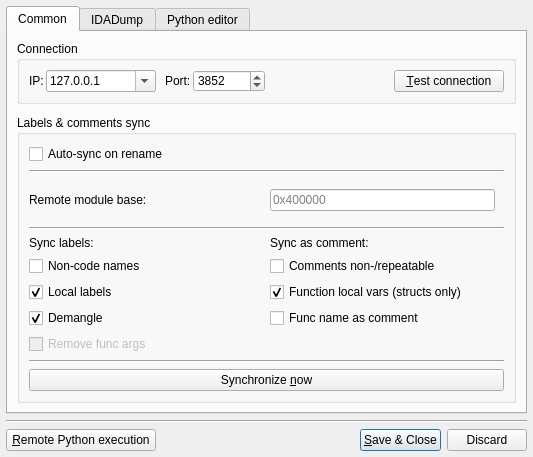
Qt form labeless_ida/ui/settingsdialog.ui (a1ext/labeless) before a commit.
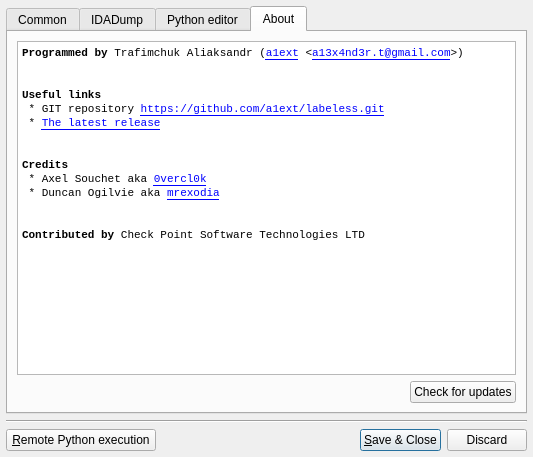
The same form after that commit. The open tabs and pages were chosen to show the change. Icons and pictures are not drawn. Custom widgets are drawn as their Qt base class.

Commit message: [IDA] Fixed issue #18 (hanging on shutdown) [IDA] About page. Check for updates button added.

```diff
--- a/labeless_ida/ui/settingsdialog.ui
+++ b/labeless_ida/ui/settingsdialog.ui
@@ -6,7 +6,7 @@
    <rect>
     <x>0</x>
     <y>0</y>
-    <width>480</width>
+    <width>485</width>
     <height>441</height>
    </rect>
   </property>
@@ -788,6 +788,73 @@
        </item>
       </layout>
      </widget>
+     <widget class="QWidget" name="tabAbout">
+      <attribute name="title">
+       <string>About</string>
+      </attribute>
+      <layout class="QVBoxLayout" name="verticalLayout_9">
+       <item>
+        <widget class="QTextBrowser" name="textBrowser">
+         <property name="font">
+          <font>
+           <family>Consolas</family>
+           <pointsize>8</pointsize>
+          </font>
+         </property>
+         <property name="html">
+          <string>&lt;!DOCTYPE HTML PUBLIC &quot;-//W3C//DTD HTML 4.0//EN&quot; &quot;http://www.w3.org/TR/REC-html40/strict.dtd&quot;&gt;
+&lt;html&gt;&lt;head&gt;&lt;meta name=&quot;qrichtext&quot; content=&quot;1&quot; /&gt;&lt;style type=&quot;text/css&quot;&gt;
+p, li { white-space: pre-wrap; }
+&lt;/style&gt;&lt;/head&gt;&lt;body style=&quot; font-family:'Consolas'; font-size:8pt; font-weight:400; font-style:normal;&quot;&gt;
+&lt;p style=&quot; margin-top:0px; margin-bottom:0px; margin-left:0px; margin-right:0px; -qt-block-indent:0; text-indent:0px;&quot;&gt;&lt;span style=&quot; font-weight:600;&quot;&gt;Programmed by&lt;/span&gt; Trafimchuk Aliaksandr (&lt;a href=&quot;https://github.com/a1ext&quot;&gt;&lt;span style=&quot; text-decoration: underline; color:#0000ff;&quot;&gt;a1ext&lt;/span&gt;&lt;/a&gt; &amp;lt;&lt;a href=&quot;mailto:a13x4nd3r.t@gmail.com&quot;&gt;&lt;span style=&quot; text-decoration: underline; color:#0000ff;&quot;&gt;a13x4nd3r.t@gmail.com&lt;/span&gt;&lt;/a&gt;&amp;gt;)&lt;/p&gt;
+&lt;p style=&quot;-qt-paragraph-type:empty; margin-top:0px; margin-bottom:0px; margin-left:0px; margin-right:0px; -qt-block-indent:0; text-indent:0px;&quot;&gt;&lt;br /&gt;&lt;/p&gt;
+&lt;p style=&quot;-qt-paragraph-type:empty; margin-top:0px; margin-bottom:0px; margin-left:0px; margin-right:0px; -qt-block-indent:0; text-indent:0px;&quot;&gt;&lt;br /&gt;&lt;/p&gt;
+&lt;p style=&quot; margin-top:0px; margin-bottom:0px; margin-left:0px; margin-right:0px; -qt-block-indent:0; text-indent:0px;&quot;&gt;&lt;span style=&quot; font-weight:600;&quot;&gt;Useful links&lt;/span&gt;&lt;/p&gt;
+&lt;p style=&quot; margin-top:0px; margin-bottom:0px; margin-left:0px; margin-right:0px; -qt-block-indent:0; text-indent:0px;&quot;&gt; * GIT repository &lt;a href=&quot;https://github.com/a1ext/labeless.git&quot;&gt;&lt;span style=&quot; text-decoration: underline; color:#0000ff;&quot;&gt;https://github.com/a1ext/labeless.git&lt;/span&gt;&lt;/a&gt;&lt;/p&gt;
+&lt;p style=&quot; margin-top:0px; margin-bottom:0px; margin-left:0px; margin-right:0px; -qt-block-indent:0; text-indent:0px;&quot;&gt; * &lt;a href=&quot;https://github.com/a1ext/labeless/releases/latest&quot;&gt;&lt;span style=&quot; text-decoration: underline; color:#0000ff;&quot;&gt;The latest release&lt;/span&gt;&lt;/a&gt;&lt;/p&gt;
+&lt;p style=&quot;-qt-paragraph-type:empty; margin-top:0px; margin-bottom:0px; margin-left:0px; margin-right:0px; -qt-block-indent:0; text-indent:0px; text-decoration: underline; color:#0000ff;&quot;&gt;&lt;br /&gt;&lt;/p&gt;
+&lt;p style=&quot;-qt-paragraph-type:empty; margin-top:0px; margin-bottom:0px; margin-left:0px; margin-right:0px; -qt-block-indent:0; text-indent:0px;&quot;&gt;&lt;br /&gt;&lt;/p&gt;
+&lt;p style=&quot; margin-top:0px; margin-bottom:0px; margin-left:0px; margin-right:0px; -qt-block-indent:0; text-indent:0px;&quot;&gt;&lt;span style=&quot; font-weight:600;&quot;&gt;Credits&lt;/span&gt;&lt;/p&gt;
+&lt;p style=&quot; margin-top:0px; margin-bottom:0px; margin-left:0px; margin-right:0px; -qt-block-indent:0; text-indent:0px;&quot;&gt; * Axel Souchet aka &lt;a href=&quot;https://github.com/0vercl0k&quot;&gt;&lt;span style=&quot; text-decoration: underline; color:#0000ff;&quot;&gt;0vercl0k&lt;/span&gt;&lt;/a&gt;&lt;/p&gt;
+&lt;p style=&quot; margin-top:0px; margin-bottom:0px; margin-left:0px; margin-right:0px; -qt-block-indent:0; text-indent:0px;&quot;&gt; * Duncan Ogilvie aka &lt;a href=&quot;https://github.com/mrexodia&quot;&gt;&lt;span style=&quot; text-decoration: underline; color:#0000ff;&quot;&gt;mrexodia&lt;/span&gt;&lt;/a&gt;&lt;/p&gt;
+&lt;p style=&quot;-qt-paragraph-type:empty; margin-top:0px; margin-bottom:0px; margin-left:0px; margin-right:0px; -qt-block-indent:0; text-indent:0px;&quot;&gt;&lt;br /&gt;&lt;/p&gt;
+&lt;p style=&quot;-qt-paragraph-type:empty; margin-top:0px; margin-bottom:0px; margin-left:0px; margin-right:0px; -qt-block-indent:0; text-indent:0px;&quot;&gt;&lt;br /&gt;&lt;/p&gt;
+&lt;p style=&quot; margin-top:0px; margin-bottom:0px; margin-left:0px; margin-right:0px; -qt-block-indent:0; text-indent:0px;&quot;&gt;&lt;span style=&quot; font-weight:600;&quot;&gt;Contributed by&lt;/span&gt; Check Point Software Technologies LTD&lt;/p&gt;&lt;/body&gt;&lt;/html&gt;</string>
+         </property>
+         <property name="openExternalLinks">
+          <bool>true</bool>
+         </property>
+         <property name="openLinks">
+          <bool>true</bool>
+         </property>
+        </widget>
+       </item>
+       <item>
+        <layout class="QHBoxLayout" name="horizontalLayout_6">
+         <item>
+          <spacer name="horizontalSpacer_3">
+           <property name="orientation">
+            <enum>Qt::Horizontal</enum>
+           </property>
+           <property name="sizeHint" stdset="0">
+            <size>
+             <width>40</width>
+             <height>20</height>
+            </size>
+           </property>
+          </spacer>
+         </item>
+         <item>
+          <widget class="QPushButton" name="bCheckForUpdates">
+           <property name="text">
+            <string>Check for updates</string>
+           </property>
+          </widget>
+         </item>
+        </layout>
+       </item>
+      </layout>
+     </widget>
     </widget>
    </item>
    <item>
```
Left out of the diff: 52 changed lines with no effect on the pictures. The commit also changes 6 other files.
